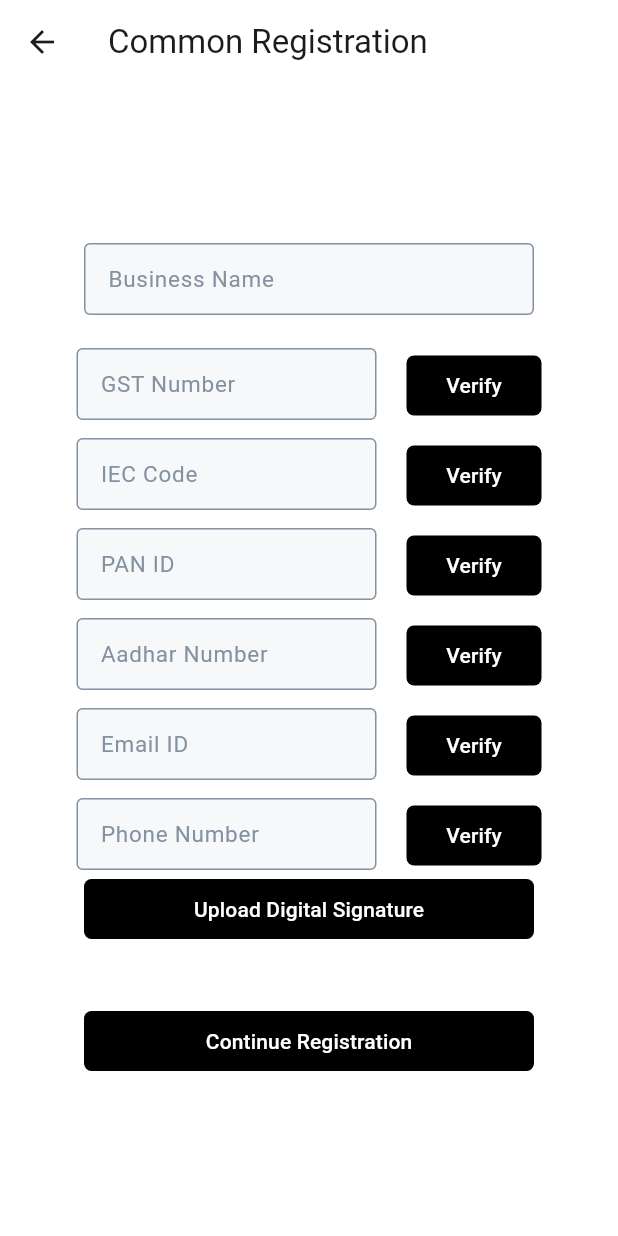
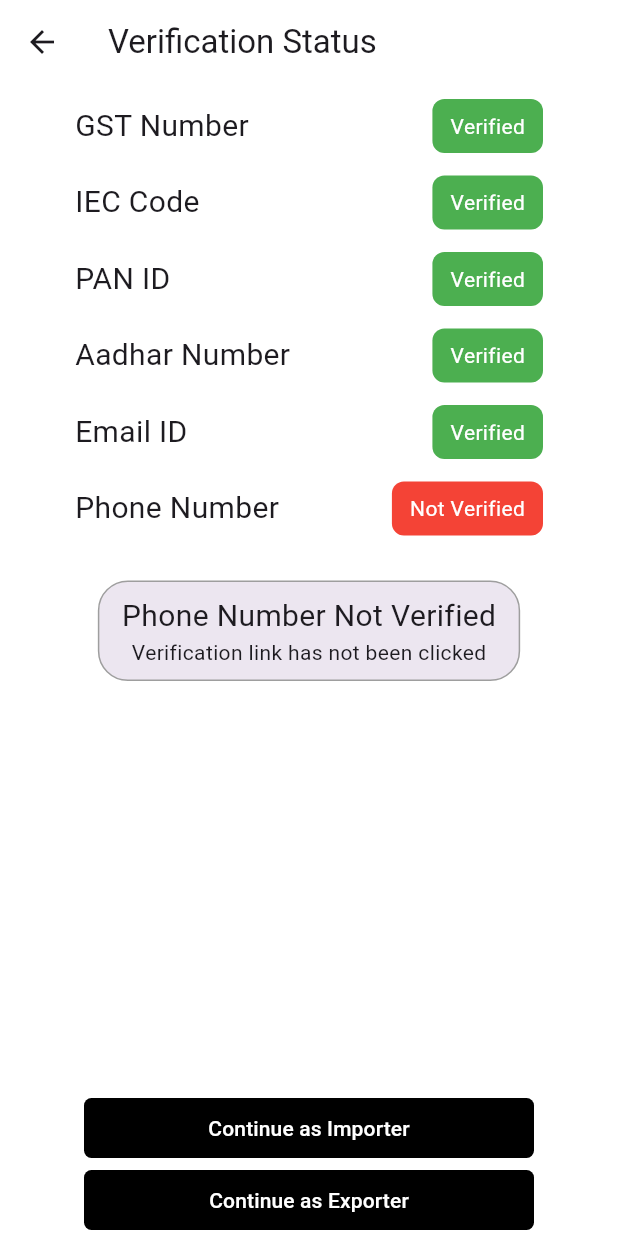
Before and after one commit to Santhosh-Paramasivam/agam-8.0, a Flutter app: the CommonUserRegistration screen opened directly, after a tap on "Continue Registration", on a phone screen of 412 x 824 dp. Run offline on Flutter 3.47's test engine with Material 3 defaults, Android fonts, the phone set to English and light mode, and no system bars.

Commit message:
App routing implemented

```diff
--- a/lib/main.dart
+++ b/lib/main.dart
@@ -1,5 +1,5 @@
 import 'package:agam/screens/exporter_registration_screen.dart';
-import 'package:agam/screens/verification_status_page.dart';
+import 'package:agam/screens/verification_status_screen.dart';
 import 'package:flutter/material.dart';
 import 'package:agam/screens/home_screen.dart';
 import 'package:agam/screens/login_screen.dart';
@@ -21,7 +21,7 @@ class MyApp extends StatelessWidget {
         colorScheme: ColorScheme.fromSeed(seedColor: Colors.deepPurple),
         useMaterial3: true,
       ),
-      home: ImporterRegistrationScreen(),
+      home: HomeScreen(),
     );
   }
 }
--- a/lib/screens/common_user_registration.dart
+++ b/lib/screens/common_user_registration.dart
@@ -1,3 +1,4 @@
+import 'package:agam/screens/verification_status_screen.dart';
 import 'package:flutter/material.dart';
 import 'package:agam/widgets/cf_input.dart';
 import 'package:agam/widgets/cf_button.dart';
@@ -16,12 +17,12 @@ class CommonUserRegistration extends StatelessWidget {
         title: const Text("Common Registration"),
       ),
       body: Center(
-        child: SingleChildScrollView(
         child: Column(
           mainAxisAlignment: MainAxisAlignment.start,
           crossAxisAlignment: CrossAxisAlignment.center,
           mainAxisSize: MainAxisSize.min,
           children: [
+            const SizedBox(height: 10),
             CampusFindInput(
               labelText: "Business Name",
               controller: businessNameController,
@@ -29,28 +30,28 @@ class CommonUserRegistration extends StatelessWidget {
               height: Config.TEXT_INPUT_HEIGHT,
               fontSize: Config.DEFAULT_FONT_SIZE,
             ),
-              const SizedBox(height: 20),
+            const SizedBox(height: 10),
             PortFlowInputButton(
                 controller: businessNameController,
-                  buttonLabel: "Verify",
+                buttonLabel: "Upload",
                 inputLabel: "GST Number",
                 onPressed: () {}),
             const SizedBox(height: 10),
             PortFlowInputButton(
                 controller: businessNameController,
-                  buttonLabel: "Verify",
+                buttonLabel: "Upload",
                 inputLabel: "IEC Code",
                 onPressed: () {}),
             const SizedBox(height: 10),
             PortFlowInputButton(
                 controller: businessNameController,
-                  buttonLabel: "Verify",
+                buttonLabel: "Upload",
                 inputLabel: "PAN ID",
                 onPressed: () {}),
             const SizedBox(height: 10),
             PortFlowInputButton(
                 controller: businessNameController,
-                  buttonLabel: "Verify",
+                buttonLabel: "Upload",
                 inputLabel: "Aadhar Number",
                 onPressed: () {}),
             const SizedBox(height: 10),
@@ -65,13 +66,15 @@ class CommonUserRegistration extends StatelessWidget {
                 buttonLabel: "Verify",
                 inputLabel: "Phone Number",
                 onPressed: () {}),
+            const SizedBox(height: 10),
             CampusFindButton(onPressed: () {}, label: "Upload Digital Signature"),
-              const SizedBox(
-                height: 40,
-              ),
-              CampusFindButton(onPressed: () {}, label: "Continue Registration"),
+            const Spacer(),
+            CampusFindButton(onPressed: () {
+                        Navigator.push(context,
+                            MaterialPageRoute(builder: (context) => VerificationStatusScreen()));
+            }, label: "Continue Registration"),
+            const SizedBox(height: 20),
           ],
-          ),
         ),
       ),
     );
--- /dev/null
+++ b/lib/screens/verification_status_screen.dart
@@ -0,0 +1,77 @@
+import 'package:agam/screens/exporter_registration_screen.dart';
+import 'package:agam/screens/importer_registration_screen.dart';
+import 'package:agam/widgets/cf_button.dart';
+import 'package:flutter/material.dart';
+import 'package:agam/widgets/verification_status_widget.dart';
+
+class VerificationStatusScreen extends StatelessWidget {
+  @override
+  Widget build(BuildContext context) {
+    return Scaffold(
+      backgroundColor: Colors.white,
+      appBar: AppBar(
+        backgroundColor: Colors.white,
+        title: Text("Verification Status"),
+      ),
+      body: Center(
+        child: Column(
+            mainAxisAlignment: MainAxisAlignment.start,
+            crossAxisAlignment: CrossAxisAlignment.center,
+            mainAxisSize: MainAxisSize.min,
+            children: [
+              const SizedBox(
+                height: 10,
+              ),
+              VerificationStatus(isVerified: true, attributeName: "GST Number"),
+              const SizedBox(
+                height: 15,
+              ),
+              VerificationStatus(isVerified: true, attributeName: "IEC Code"),
+              const SizedBox(
+                height: 15,
+              ),
+              VerificationStatus(isVerified: true, attributeName: "PAN ID"),
+              const SizedBox(
+                height: 15,
+              ),
+              VerificationStatus(isVerified: true, attributeName: "Aadhar Number"),
+              const SizedBox(
+                height: 15,
+              ),
+              VerificationStatus(isVerified: true, attributeName: "Email ID"),
+              const SizedBox(
+                height: 15,
+              ),
+              VerificationStatus(isVerified: false, attributeName: "Phone Number"),
+              const SizedBox(
+                height: 30,
+              ),
+              Container(
+                  // color: Color(0xFFECE6F0),
+                  padding: EdgeInsets.symmetric(vertical: 8, horizontal: 15),
+                  // decoration: BoxDecoration(color: Color(0xFFECE6F0)),
+                  decoration: BoxDecoration(
+                      color: Color(0xFFECE6F0),
+                      borderRadius: BorderRadius.circular(20),
+                      border: Border.all(color: Colors.grey)),
+                  child: Column(
+                    children: [
+                      Text("Phone Number Not Verified", style: const TextStyle(fontSize: 20)),
+                      Text("Verification link has not been clicked")
+                    ],
+                  )),
+              Spacer(),
+              CampusFindButton(onPressed: () {
+                        Navigator.push(context,
+                            MaterialPageRoute(builder: (context) => ImporterRegistrationScreen()));
+              }, label: "Continue as Importer"),
+              CampusFindButton(onPressed: () {
+                        Navigator.push(context,
+                            MaterialPageRoute(builder: (context) => ExporterRegistrationScreen()));
+              }, label: "Continue as Exporter"),
+              const SizedBox(width: 20),
+            ]),
+      ),
+    );
+  }
+}
```
Also changed, not shown: lib/screens/home_screen.dart (+13 -37 lines), lib/screens/verification_status_page.dart (deleted, +0 -68 lines), assets/portflow_logo.png. Lines whose indentation alone changed are shown as unchanged.
